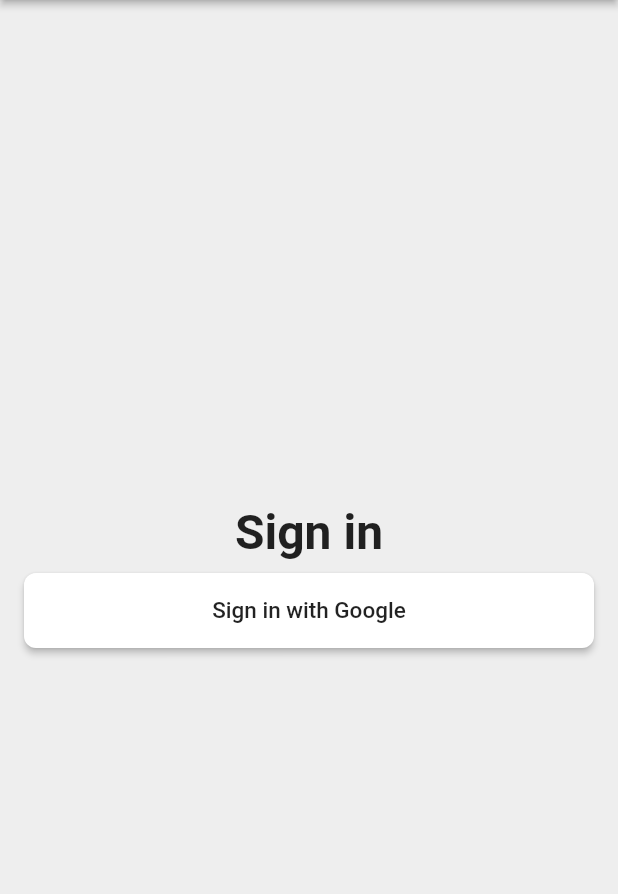
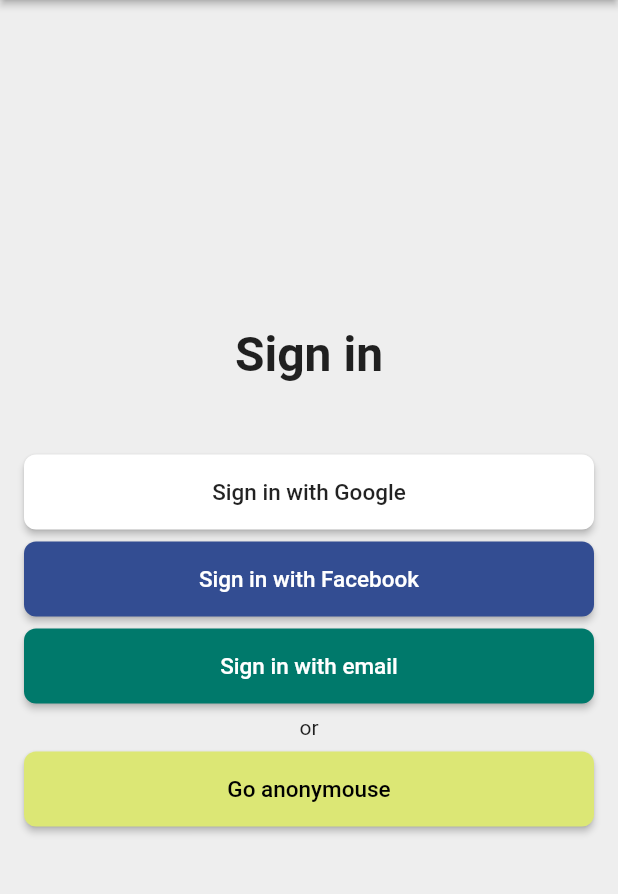
Before and after one commit to fladago/time_tracker, a Flutter app: the screen it shows after launch, on a phone screen of 412 x 824 dp, the part 84-978 px from its top. Run offline on Flutter 3.47's test engine with Material 2 defaults, Android fonts, the phone set to English and light mode, and no system bars.

Commit message:
added all buttons

```diff
--- a/lib/app/sign_in/sign_in_page.dart
+++ b/lib/app/sign_in/sign_in_page.dart
@@ -1,8 +1,6 @@
 import 'package:flutter/cupertino.dart';
 import 'package:flutter/material.dart';
 import 'package:time_tracker/app/sign_in/sign_in_button.dart';
-import 'package:time_tracker/common_widgets/custom_elevated_button.dart';
-import 'dart:ui' as ui;
 
 class SignInPage extends StatelessWidget {
   const SignInPage({Key? key}) : super(key: key);
@@ -35,11 +33,35 @@ class SignInPage extends StatelessWidget {
               fontWeight: FontWeight.w600,
             ),
           ),
-          const SizedBox(height: 8.0),
+          const SizedBox(height: 48.0),
           SignInButton(
               text: 'Sign in with Google',
               textColor: Colors.black87,
               color: Colors.white,
+              onPressed: () {}),
+          const SizedBox(height: 8.0),
+          SignInButton(
+              text: 'Sign in with Facebook',
+              textColor: Colors.white,
+              color: const Color(0xFF334D92),
+              onPressed: () {}),
+          const SizedBox(height: 8.0),
+          SignInButton(
+              text: 'Sign in with email',
+              textColor: Colors.white,
+              color: Colors.teal.shade700,
+              onPressed: () {}),
+          const SizedBox(height: 8.0),
+          const Text(
+            'or',
+            style: TextStyle(fontSize: 14.0, color: Colors.black87),
+            textAlign: TextAlign.center,
+          ),
+          const SizedBox(height: 8.0),
+          SignInButton(
+              text: 'Go anonymouse',
+              textColor: Colors.black,
+              color: Colors.lime.shade300,
               onPressed: () {}),
         ],
       ),
```
